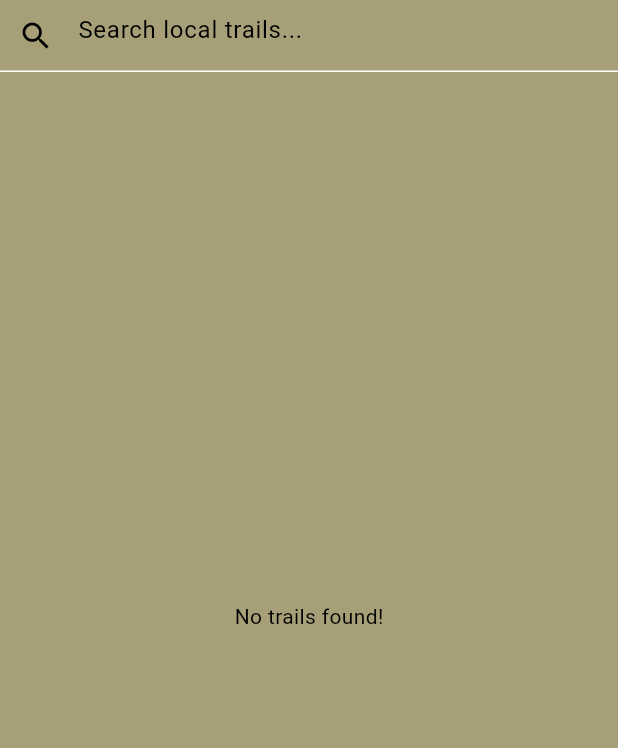
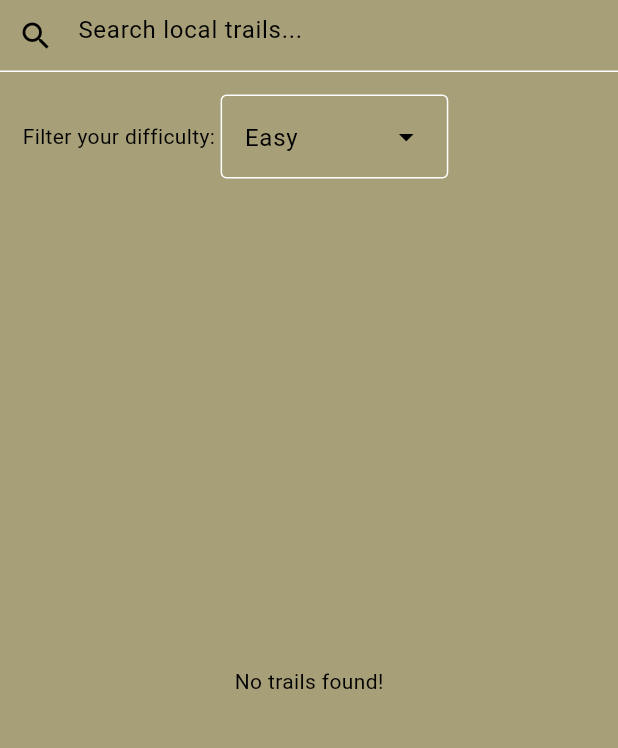
Before and after one commit to Michellebagot/GoTrail, a Flutter app: the SearchPage screen opened directly, on a phone screen of 412 x 824 dp, the part 75-823 px from its top. Run offline on Flutter 3.47's test engine with Material 3 defaults, Android fonts, the phone set to English and light mode, and no system bars; our stand-ins replace cloud_firestore, dropdown_search, firebase_auth, firebase_core, flutter_map, flutter_rating_bar and 3 more; missing offline and left inert: firebase_ui_auth, flutter_map_geojson, flutter_map_location_marker; accounts and stored records are empty; generated files the repository leaves out were written again.

Commit message:
work on filtering trail with difficulty

```diff
--- a/lib/trail_search/trail_search.dart
+++ b/lib/trail_search/trail_search.dart
@@ -3,6 +3,12 @@ import 'package:cloud_firestore/cloud_firestore.dart';
 import 'package:GoTrail/header_bar/header_bar.dart';
 import 'package:GoTrail/trail_view/trail_details_page.dart';
 import 'package:GoTrail/classes/trail.dart';
+import 'package:dropdown_search/dropdown_search.dart';
+
+
+ List<Trail> _allTrails = [];
+List<Trail> _filteredTrails = [];
+
 
 class SearchPage extends StatefulWidget {
   @override
@@ -10,9 +16,10 @@ class SearchPage extends StatefulWidget {
 }
 
 class _SearchPageState extends State<SearchPage> {
+  dynamic dropdown;
   String _searchText = "";
-  List<Trail> _allTrails = [];
-  List<Trail> _filteredTrails = [];
+
+
 
   final _firestore = FirebaseFirestore.instance;
 
@@ -49,6 +56,16 @@ class _SearchPageState extends State<SearchPage> {
               });
             },
           ),
+          ////////////////////////////
+          Padding(
+            padding: const EdgeInsets.all(15.0),
+            child: Row(
+              children: [
+                Text('Filter your difficulty: '),
+                DropdownOption(),
+              ],
+            ),
+          ),
           Expanded(
             child: _filteredTrails.isNotEmpty
                 ? ListView.builder(
@@ -65,6 +82,7 @@ class _SearchPageState extends State<SearchPage> {
 
   Future<void> _fetchTrails() async {
     try {
+
       final trails = await _firestore.collection('trails').get();
       final trailList =
           trails.docs.map((doc) => Trail.fromSnapshot(doc)).toList();
@@ -78,18 +96,18 @@ class _SearchPageState extends State<SearchPage> {
   }
 
   void _filterTrails(String searchText) {
-    if (searchText.isEmpty) {
-      setState(() {
-        _filteredTrails = _allTrails;
-      });
-      return;
-    }
-    setState(() {
-      _filteredTrails = _allTrails
-          .where((trail) =>
-              trail.name.toLowerCase().contains(searchText.toLowerCase()))
-          .toList();
-    });
+    // if (searchText.isEmpty) {
+    //   setState(() {
+    //     _filteredTrails = _allTrails;
+    //   });
+    //   return;
+    // }
+    // setState(() {
+    //   _filteredTrails = _allTrails
+    //       .where((trail) =>
+    //           trail.name.toLowerCase().contains(searchText.toLowerCase()))
+    //       .toList();
+    // });
   }
 }
 
@@ -153,3 +171,43 @@ class TrailListItem extends StatelessWidget {
     );
   }
 }
+
+/////
+const List<String> list = <String>['Easy', 'Medium', 'Hard'];
+class DropdownOption extends StatefulWidget {
+  const DropdownOption({super.key});
+
+  @override
+  State<DropdownOption> createState() => _DropdownOptionState();
+}
+
+class _DropdownOptionState extends State<DropdownOption> {
+  String dropdownValue = 'list.first';
+
+  @override
+  Widget build(BuildContext context) {
+    return DropdownMenu<String>(
+
+      initialSelection: list.first,
+      onSelected: (String? value) {
+        // This is called when the user selects an item.
+        setState(() {
+          dropdownValue = value!;
+
+           _filteredTrails = _allTrails
+          .where((trail) =>
+              trail.difficulty == value.toLowerCase())
+          .toList();
+          print(value);
+          print(_filteredTrails);
+
+
+        });
+
+      },
+      dropdownMenuEntries: list.map<DropdownMenuEntry<String>>((String value) {
+        return DropdownMenuEntry<String>(value: value, label: value);
+      }).toList(),
+    );
+  }
+}
--- a/pubspec.yaml
+++ b/pubspec.yaml
@@ -50,6 +50,7 @@ dependencies:
   firebase_storage: ^11.6.10
   geolocator: ^11.0.0
   flutter_map_location_marker: ^8.0.8
+  dropdown_search: ^5.0.6
 
 dev_dependencies:
   flutter_test:
```
